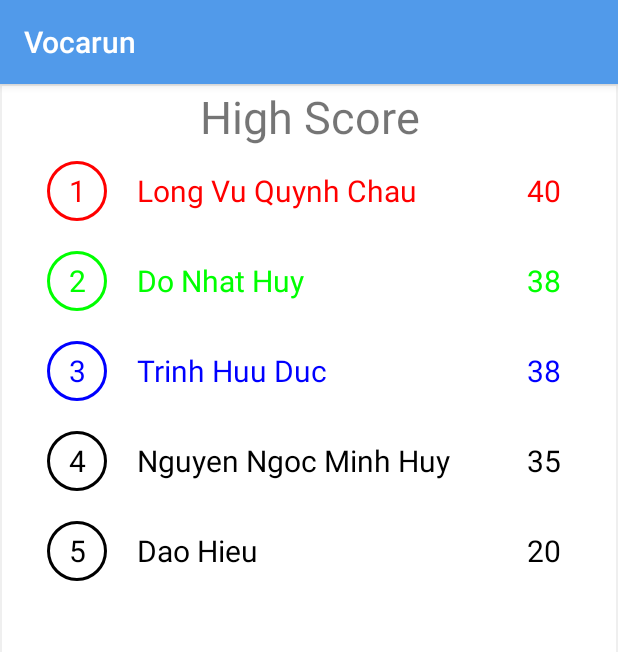
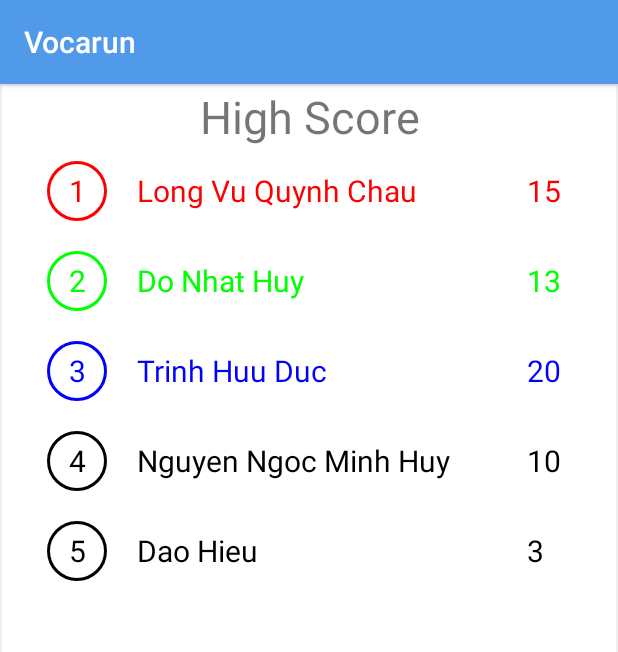
Before and after one commit to nnmhuy/Vocarun, an Android app: the screen it shows after launch (MainActivity), item 3 of the bottom bar chosen, on a phone screen of 412 x 824 dp. Shown: the top 652 px of the screen. Run offline under Robolectric (Android 15) with nearby library versions, the phone set to English and light mode, and no system bars.

Commit message:
fix bug data

```diff
--- a/app/src/main/AndroidManifest.xml
+++ b/app/src/main/AndroidManifest.xml
@@ -8,9 +8,9 @@
 
     <application
         android:allowBackup="true"
-        android:icon="@mipmap/ic_launcher"
+        android:icon="@drawable/icon"
         android:label="@string/app_name"
-        android:roundIcon="@mipmap/ic_launcher_round"
+        android:roundIcon="@drawable/icon"
         android:supportsRtl="true"
         android:theme="@style/AppTheme">
         <activity android:name=".StudyLesson"></activity>
--- a/app/src/main/java/com/example/vocarun/Lesson.java
+++ b/app/src/main/java/com/example/vocarun/Lesson.java
@@ -26,7 +26,7 @@ public class Lesson {
         Lesson.lessonList.add(new Lesson("Animal", R.drawable.animal_lesson, false, animalWords));
 
         List<Word> vehicleWords = new ArrayList<>();
-        vehicleWords.add(new Word("car", "/kär/", R.drawable.cat, R.raw.train));
+        vehicleWords.add(new Word("car", "/kär/", R.drawable.car, R.raw.car));
         vehicleWords.add(new Word("bicycle", "/ˈbīsikəl/", R.drawable.bicycle, R.raw.bicycle));
         vehicleWords.add(new Word("train", "/treɪn/ ", R.drawable.train, R.raw.train));
         Lesson.lessonList.add(new Lesson("Vehicle", R.drawable.vehicle_lesson, false, vehicleWords));
@@ -38,10 +38,10 @@ public class Lesson {
         Lesson.lessonList.add(new Lesson("School", R.drawable.school, false, schoolWords));
 
         List<Word> bodyWords = new ArrayList<>();
-        vehicleWords.add(new Word("hand", "/hand/", R.drawable.hand, R.raw.hand));
-        vehicleWords.add(new Word("mouth", "/maʊθ/", R.drawable.bicycle, R.raw.bicycle));
-        vehicleWords.add(new Word("ear", "/ɪr/", R.drawable.ear, R.raw.ear));
-        Lesson.lessonList.add(new Lesson("Body Parts", R.drawable.body_parts_lesson, true, bodyWords));
+        bodyWords.add(new Word("hand", "/hand/", R.drawable.hand, R.raw.hand));
+        bodyWords.add(new Word("mouth", "/maʊθ/", R.drawable.mouth, R.raw.mouth));
+        bodyWords.add(new Word("ear", "/ɪr/", R.drawable.ear, R.raw.ear));
+        Lesson.lessonList.add(new Lesson("Body Parts", R.drawable.body_parts_lesson, false, bodyWords));
 
 
         List<Word> kitchenWords = new ArrayList<>();
--- a/app/src/main/java/com/example/vocarun/MainActivity.java
+++ b/app/src/main/java/com/example/vocarun/MainActivity.java
@@ -3,16 +3,14 @@ package com.example.vocarun;
 import android.app.Activity;
 import android.content.Intent;
 import android.os.Bundle;
+import android.view.MenuItem;
 
-import com.google.android.material.bottomnavigation.BottomNavigationView;
-
+import androidx.annotation.NonNull;
 import androidx.appcompat.app.AppCompatActivity;
-import androidx.annotation.NonNull;
 import androidx.fragment.app.Fragment;
 import androidx.fragment.app.FragmentManager;
 
-import android.util.Log;
-import android.view.MenuItem;
+import com.google.android.material.bottomnavigation.BottomNavigationView;
 
 import java.util.ArrayList;
 import java.util.Collections;
@@ -70,11 +68,11 @@ public class MainActivity extends AppCompatActivity {
     }
 
     public void initFaKeScore() {
-        scoreList.add(new Score("Long Vu Quynh Chau", 40));
-        scoreList.add(new Score("Do Nhat Huy", 38));
-        scoreList.add(new Score("Trinh Huu Duc", 38));
-        scoreList.add(new Score("Nguyen Ngoc Minh Huy", 35));
-        scoreList.add(new Score("Dao Hieu", 20));
+        scoreList.add(new Score("Long Vu Quynh Chau", 15));
+        scoreList.add(new Score("Do Nhat Huy", 13));
+        scoreList.add(new Score("Trinh Huu Duc", 20));
+        scoreList.add(new Score("Nguyen Ngoc Minh Huy", 10));
+        scoreList.add(new Score("Dao Hieu", 3));
     }
 
     @Override
--- a/app/src/main/java/com/example/vocarun/ScoreboardFragment.java
+++ b/app/src/main/java/com/example/vocarun/ScoreboardFragment.java
@@ -2,19 +2,13 @@ package com.example.vocarun;
 
 
 import android.os.Bundle;
-
-import androidx.fragment.app.Fragment;
-import androidx.recyclerview.widget.GridLayoutManager;
-import androidx.recyclerview.widget.LinearLayoutManager;
-import androidx.recyclerview.widget.RecyclerView;
-
 import android.view.LayoutInflater;
 import android.view.View;
 import android.view.ViewGroup;
-import android.widget.TextView;
 
-import java.util.ArrayList;
-import java.util.List;
+import androidx.fragment.app.Fragment;
+import androidx.recyclerview.widget.LinearLayoutManager;
+import androidx.recyclerview.widget.RecyclerView;
 
 /**
  * A simple {@link Fragment} subclass.
@@ -37,7 +31,7 @@ public class ScoreboardFragment extends Fragment {
         recyclerView = (RecyclerView) view.findViewById(R.id.scoreboardRecycleView);
         scoreAdapter = new ScoreAdapter(getActivity(), ((MainActivity) getActivity()).scoreList);
         recyclerView.setAdapter(scoreAdapter);
-        recyclerView.setLayoutManager(new LinearLayoutManager(getActivity(), LinearLayoutManager.VERTICAL, false));
+        recyclerView.setLayoutManager(new LinearLayoutManager(getActivity(), RecyclerView.VERTICAL, false));
 
         return view;
     }
--- a/app/src/main/res/layout/word_item.xml
+++ b/app/src/main/res/layout/word_item.xml
@@ -10,7 +10,7 @@
         android:id="@+id/word"
         android:layout_width="match_parent"
         android:layout_height="wrap_content"
-        android:text="Giraffe"
+        android:text=""
         android:textAlignment="center"
         android:textSize="40dp"
         app:layout_constraintTop_toTopOf="parent"
@@ -21,7 +21,7 @@
         android:layout_width="match_parent"
         android:layout_height="wrap_content"
         android:textSize="25dp"
-        android:text="/dʒɪˈrɑːf/"
+        android:text=""
         android:textAlignment="center"
         app:layout_constraintTop_toBottomOf="@+id/word"/>
 
```
Also changed, not shown: app/src/main/java/com/example/vocarun/QuesstionActivity.java (+3 -19 lines), app/src/main/java/com/example/vocarun/StudyLesson.java (+3 -8 lines), app/src/main/res/drawable/icon.png (added), 1 other file.
